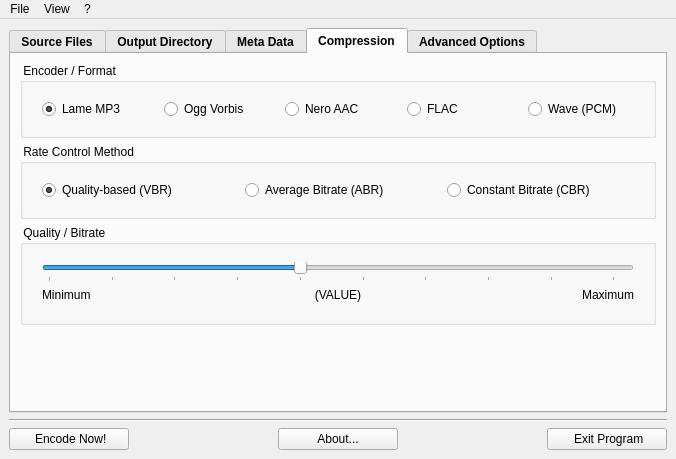
manojkumardshenoy/mulder, file LameXP_QT/gui/MainWindow.ui: the form before one commit.
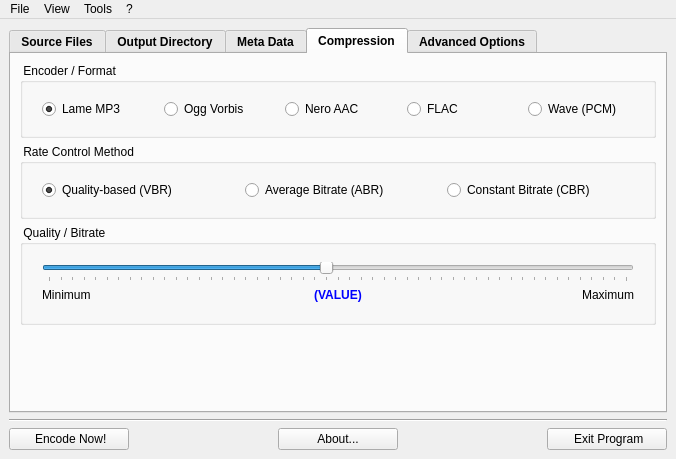
The form after the commit. The open tabs and pages were chosen to show the change. Icons and pictures are not drawn.

```diff
--- a/LameXP_QT/gui/MainWindow.ui
+++ b/LameXP_QT/gui/MainWindow.ui
@@ -713,11 +713,14 @@
                  <item row="1" column="2" colspan="3">
                   <widget class="QSlider" name="sliderBitrate">
                    <property name="minimum">
-                    <number>4</number>
+                    <number>0</number>
                    </property>
                    <property name="maximum">
                     <number>50</number>
                    </property>
+                   <property name="pageStep">
+                    <number>1</number>
+                   </property>
                    <property name="value">
                     <number>24</number>
                    </property>
@@ -734,7 +737,7 @@
                     <enum>QSlider::TicksBelow</enum>
                    </property>
                    <property name="tickInterval">
-                    <number>5</number>
+                    <number>1</number>
                    </property>
                   </widget>
                  </item>
@@ -760,9 +763,55 @@
                  </item>
                  <item row="4" column="3">
                   <widget class="QLabel" name="labelBitrate">
+                   <property name="palette">
+                    <palette>
+                     <active>
+                      <colorrole role="WindowText">
+                       <brush brushstyle="SolidPattern">
+                        <color alpha="255">
+                         <red>0</red>
+                         <green>0</green>
+                         <blue>255</blue>
+                        </color>
+                       </brush>
+                      </colorrole>
+                     </active>
+                     <inactive>
+                      <colorrole role="WindowText">
+                       <brush brushstyle="SolidPattern">
+                        <color alpha="255">
+                         <red>0</red>
+                         <green>0</green>
+                         <blue>255</blue>
+                        </color>
+                       </brush>
+                      </colorrole>
+                     </inactive>
+                     <disabled>
+                      <colorrole role="WindowText">
+                       <brush brushstyle="SolidPattern">
+                        <color alpha="255">
+                         <red>120</red>
+                         <green>120</green>
+                         <blue>120</blue>
+                        </color>
+                       </brush>
+                      </colorrole>
+                     </disabled>
+                    </palette>
+                   </property>
+                   <property name="font">
+                    <font>
+                     <weight>75</weight>
+                     <bold>true</bold>
+                    </font>
+                   </property>
                    <property name="text">
                     <string>(VALUE)</string>
                    </property>
+                   <property name="textFormat">
+                    <enum>Qt::RichText</enum>
+                   </property>
                    <property name="alignment">
                     <set>Qt::AlignHCenter|Qt::AlignTop</set>
                    </property>
@@ -1081,8 +1130,16 @@
     <addaction name="separator"/>
     <addaction name="menuStyle"/>
    </widget>
+   <widget class="QMenu" name="menuTools">
+    <property name="title">
+     <string>Tools</string>
+    </property>
+    <addaction name="actionDisableUpdateReminder"/>
+    <addaction name="actionDisableSounds"/>
+   </widget>
    <addaction name="menuFile"/>
    <addaction name="menuView"/>
+   <addaction name="menuTools"/>
    <addaction name="menuHelp"/>
   </widget>
   <action name="actionAbout">
```
Left out of the diff: 155 changed lines with no effect on the pictures.
